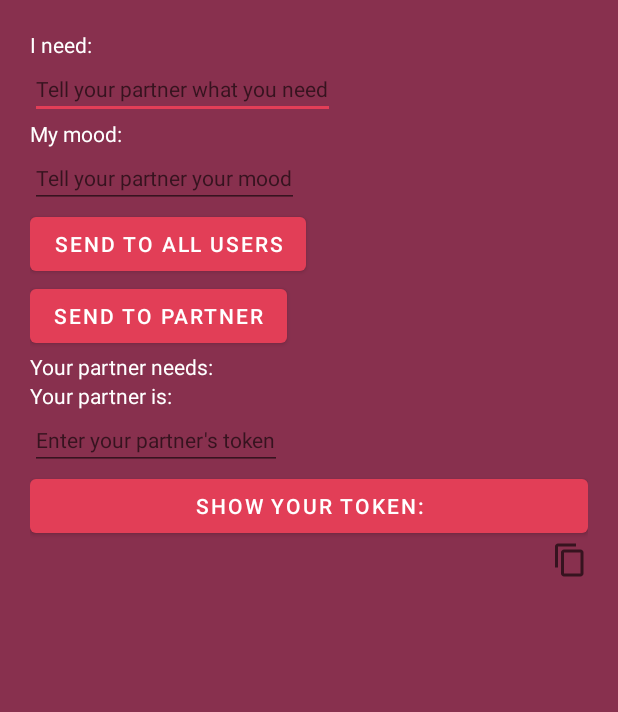
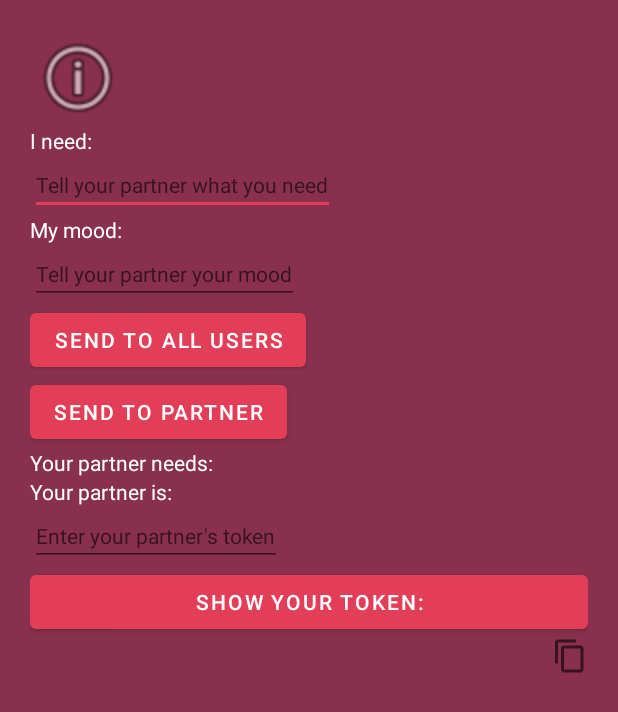
Before and after one commit to NikolaOgnjenovic/Love-Letter, an Android app: the screen it shows after launch (MainActivity), on a phone screen of 412 x 824 dp. Shown: the top 712 px of the screen. Run offline under Robolectric (Android 15) with nearby library versions, the phone set to English and light mode, and no system bars; 1 statement that could not run was skipped.

Commit message:
Added help activity - expandable card views for each "question/help"

```diff
--- a/app/build.gradle
+++ b/app/build.gradle
@@ -32,6 +32,8 @@ dependencies {
     implementation 'androidx.appcompat:appcompat:1.4.1'
     implementation 'com.google.android.material:material:1.5.0'
     implementation 'androidx.constraintlayout:constraintlayout:2.1.3'
+    implementation 'androidx.appcompat:appcompat:1.4.1'
+    implementation 'androidx.constraintlayout:constraintlayout:2.1.3'
     testImplementation 'junit:junit:4.13.2'
     androidTestImplementation 'androidx.test.ext:junit:1.1.3'
     androidTestImplementation 'androidx.test.espresso:espresso-core:3.4.0'
--- a/app/src/main/java/com/example/hagz/MainActivity.java
+++ b/app/src/main/java/com/example/hagz/MainActivity.java
@@ -2,12 +2,14 @@ package com.example.hagz;
 
 import android.content.ClipData;
 import android.content.ClipboardManager;
+import android.content.Intent;
 import android.content.SharedPreferences;
 import android.os.Bundle;
 import android.text.Editable;
 import android.text.TextWatcher;
 import android.widget.Button;
 import android.widget.EditText;
+import android.widget.ImageButton;
 import android.widget.TextView;
 import android.widget.Toast;
 
@@ -22,6 +24,7 @@ public class MainActivity extends AppCompatActivity {
     private TextView partnerMoodView, partnerNeedsView, userTokenView, userMoodView, userNeedsView;
     private String userToken;
     private SharedPreferences sharedPreferences;
+    private ImageButton helpButton;
 
     @Override
     protected void onCreate(Bundle savedInstanceState) {
@@ -31,6 +34,15 @@ public class MainActivity extends AppCompatActivity {
         initialiseViews();
         initialiseListeners();
         initialiseObjects();
+    }
+
+    //Quit the app when the user presses the back button
+    @Override
+    public void onBackPressed() {
+        Intent quitIntent = new Intent(Intent.ACTION_MAIN);
+        quitIntent.addCategory(Intent.CATEGORY_HOME);
+        quitIntent.setFlags(Intent.FLAG_ACTIVITY_NEW_TASK);
+        startActivity(quitIntent);
     }
 
     private void initialiseViews() {
@@ -45,6 +57,7 @@ public class MainActivity extends AppCompatActivity {
         partnerMoodView = findViewById(R.id.partnerMoodView);
         userMoodView = findViewById(R.id.userMoodView);
         userNeedsView = findViewById(R.id.userNeedsView);
+        helpButton = findViewById(R.id.helpButton);
     }
 
     private void initialiseListeners() {
@@ -69,6 +82,9 @@ public class MainActivity extends AppCompatActivity {
             public void onTextChanged(CharSequence s, int start, int before, int count) {
             }
         });
+
+        //Open help activity on help button click
+        helpButton.setOnClickListener(v-> startActivity(new Intent(this, Help.class)));
     }
 
     private void initialiseObjects() {
--- a/app/src/main/res/layout/activity_main.xml
+++ b/app/src/main/res/layout/activity_main.xml
@@ -1,88 +1,100 @@
 <?xml version="1.0" encoding="utf-8"?>
-<LinearLayout xmlns:android="http://schemas.android.com/apk/res/android"
+<ScrollView xmlns:android="http://schemas.android.com/apk/res/android"
     xmlns:app="http://schemas.android.com/apk/res-auto"
     xmlns:tools="http://schemas.android.com/tools"
     android:layout_width="match_parent"
-    android:layout_height="match_parent"
-    tools:context=".MainActivity"
+    android:layout_height="match_parent">
+
+    <LinearLayout
+        android:layout_width="match_parent"
+        android:layout_height="wrap_content"
         android:orientation="vertical"
-    android:padding="20sp">
+        android:padding="20sp"
+        tools:context=".MainActivity">
 
+        <ImageButton
+            android:id="@+id/helpButton"
+            android:layout_width="64sp"
+            android:layout_height="64sp"
+            android:scaleType="fitCenter"
+            android:src="@android:drawable/ic_menu_info_details"
+            android:background="@android:color/transparent"
+            android:contentDescription="@string/help" />
         <TextView
             android:id="@+id/userNeedsView"
             android:layout_width="match_parent"
             android:layout_height="wrap_content"
             android:text="@string/user_needs"
-        android:textSize="14sp"/>
+            android:textSize="14sp" />
 
         <EditText
             android:id="@+id/userNeedsInput"
             android:layout_width="wrap_content"
             android:layout_height="wrap_content"
+            android:autofillHints=""
             android:hint="@string/user_needs_input_hint"
-        android:autofillHints=""
             android:inputType="text"
-        android:textSize="14sp"/>
+            android:textSize="14sp" />
 
         <TextView
             android:id="@+id/userMoodView"
             android:layout_width="match_parent"
             android:layout_height="wrap_content"
             android:text="@string/user_mood"
-        android:textSize="14sp"/>
+            android:textSize="14sp" />
 
         <EditText
             android:id="@+id/userMoodInput"
             android:layout_width="wrap_content"
             android:layout_height="wrap_content"
+            android:autofillHints=""
             android:hint="@string/user_mood_input_hint"
-        android:autofillHints=""
             android:inputType="text"
-        android:textSize="14sp"/>
+            android:textSize="14sp" />
 
         <Button
             android:id="@+id/sendAll"
             android:layout_width="wrap_content"
             android:layout_height="wrap_content"
             android:text="@string/send_to_all"
-        android:textSize="14sp"/>
+            android:textSize="14sp" />
 
         <Button
             android:id="@+id/sendToPartner"
             android:layout_width="wrap_content"
             android:layout_height="wrap_content"
             android:text="@string/send_to_partner"
-        android:textSize="14sp"/>
+            android:textSize="14sp" />
 
         <TextView
             android:id="@+id/partnerNeedsView"
             android:layout_width="match_parent"
             android:layout_height="wrap_content"
             android:text="@string/partner_needs"
-        android:textSize="14sp"/>
+            android:textSize="14sp" />
 
         <TextView
             android:id="@+id/partnerMoodView"
             android:layout_width="match_parent"
             android:layout_height="wrap_content"
             android:text="@string/partner_mood"
-        android:textSize="14sp"/>
+            android:textSize="14sp" />
 
         <EditText
             android:id="@+id/partnerToken"
             android:layout_width="wrap_content"
             android:layout_height="wrap_content"
+            android:autofillHints=""
             android:hint="@string/partners_token"
-        android:autofillHints=""
             android:inputType="text"
-        android:textSize="14sp"/>
+            android:textSize="14sp" />
 
         <Button
             android:id="@+id/getUserToken"
             android:layout_width="match_parent"
             android:layout_height="wrap_content"
             android:text="@string/get_user_token"
-        android:textSize="14sp"/>
+            android:textSize="14sp" />
 
         <TextView
             android:id="@+id/userToken"
@@ -92,3 +104,4 @@
             app:drawableRightCompat="?attr/actionModeCopyDrawable" />
 
     </LinearLayout>
+</ScrollView>
--- a/app/src/main/res/values/strings.xml
+++ b/app/src/main/res/values/strings.xml
@@ -11,4 +11,5 @@
     <string name="user_mood_input_hint">Tell your partner your mood</string>
     <string name="send_to_all">Send to all users</string>
     <string name="send_to_partner">Send to partner</string>
+    <string name="help">Help</string>
 </resources>
```
Also changed, not shown: app/src/main/AndroidManifest.xml (+7 -2 lines), app/src/main/java/com/example/hagz/Help.java (added, +71 -0 lines), app/src/main/res/layout/activity_help.xml (added, +109 -0 lines). Lines whose indentation alone changed are shown as unchanged.
